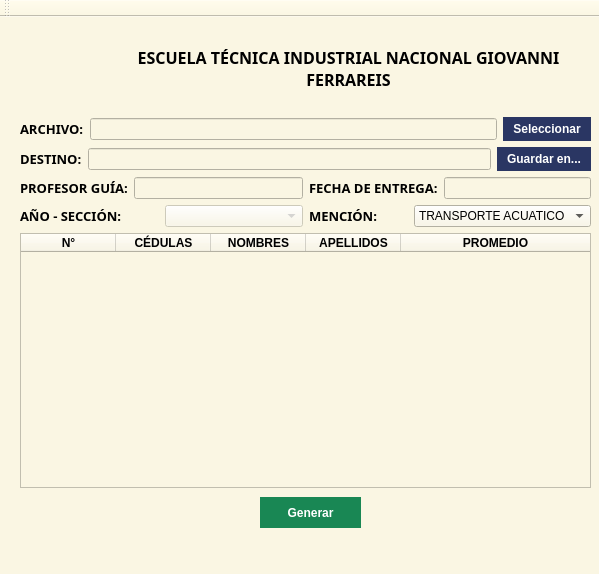
Old version of the form GUI/GUI.ui in the repository OriC28/NotasExpress.
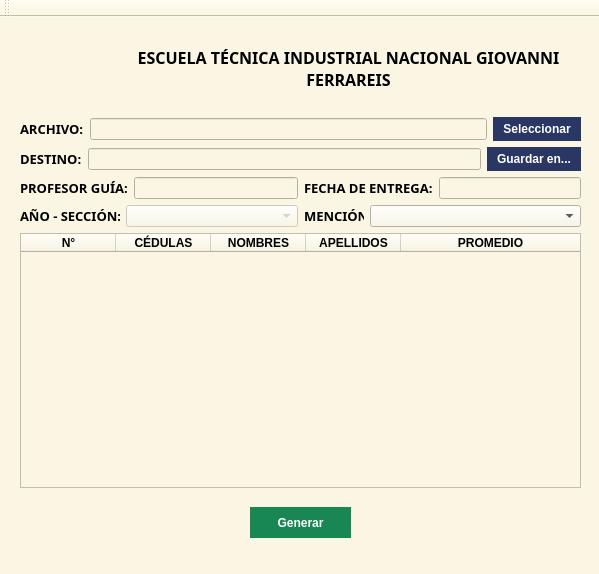
New version of the form. Icons and pictures are not drawn.

What changed in the file:
```diff
--- a/GUI/GUI.ui
+++ b/GUI/GUI.ui
@@ -42,8 +42,8 @@
    <widget class="QPushButton" name="GenerateButton">
     <property name="geometry">
      <rect>
-      <x>260</x>
-      <y>480</y>
+      <x>250</x>
+      <y>490</y>
       <width>101</width>
       <height>31</height>
      </rect>
@@ -135,7 +135,7 @@
      <rect>
       <x>20</x>
       <y>100</y>
-      <width>571</width>
+      <width>561</width>
       <height>371</height>
      </rect>
     </property>
@@ -347,6 +347,12 @@
           <layout class="QHBoxLayout" name="horizontalLayout_3">
            <item>
             <widget class="QLabel" name="label_3">
+             <property name="maximumSize">
+              <size>
+               <width>100</width>
+               <height>16777215</height>
+              </size>
+             </property>
              <property name="font">
               <font>
                <family>Reddit Sans Chocolate</family>
@@ -373,6 +379,18 @@
           <layout class="QHBoxLayout" name="horizontalLayout_6">
            <item>
             <widget class="QLabel" name="label_2">
+             <property name="maximumSize">
+              <size>
+               <width>60</width>
+               <height>16777215</height>
+              </size>
+             </property>
+             <property name="sizeIncrement">
+              <size>
+               <width>0</width>
+               <height>0</height>
+              </size>
+             </property>
              <property name="font">
               <font>
                <family>Reddit Sans Chocolate</family>
@@ -391,16 +409,12 @@
            </item>
            <item>
             <widget class="QComboBox" name="CbMention">
-             <item>
-              <property name="text">
-               <string>TRANSPORTE ACUATICO</string>
-              </property>
-             </item>
-             <item>
-              <property name="text">
-               <string>METALMECANICA</string>
-              </property>
-             </item>
+             <property name="sizeIncrement">
+              <size>
+               <width>600</width>
+               <height>0</height>
+              </size>
+             </property>
             </widget>
            </item>
           </layout>
```
Left out of the diff: 2 changed lines with no effect on the pictures.
